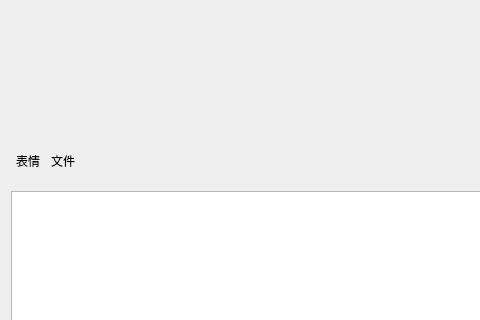
Qt form mptchat/chatpage.ui (mpt888666-collab/mptchat) before a commit; both pictures show x 0 to 480 and y 207 to 527 of the 663 by 619 pixel window.
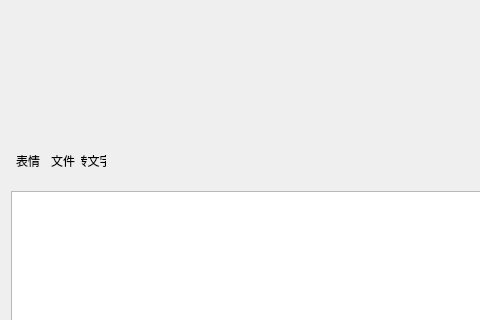
The same form after that commit. Custom widgets are drawn as their Qt base class.

What changed in the file:
```diff
--- a/mptchat/chatpage.ui
+++ b/mptchat/chatpage.ui
@@ -221,6 +221,31 @@
               </property>
              </widget>
             </item>
+            <item>
+             <widget class="ClickedLabel" name="recognizer_label">
+              <property name="minimumSize">
+               <size>
+                <width>25</width>
+                <height>25</height>
+               </size>
+              </property>
+              <property name="maximumSize">
+               <size>
+                <width>25</width>
+                <height>25</height>
+               </size>
+              </property>
+              <property name="text">
+               <string>转文字</string>
+              </property>
+              <property name="scaledContents">
+               <bool>true</bool>
+              </property>
+              <property name="alignment">
+               <set>Qt::AlignmentFlag::AlignCenter</set>
+              </property>
+             </widget>
+            </item>
             <item>
              <spacer name="horizontalSpacer_2">
               <property name="orientation">
```
